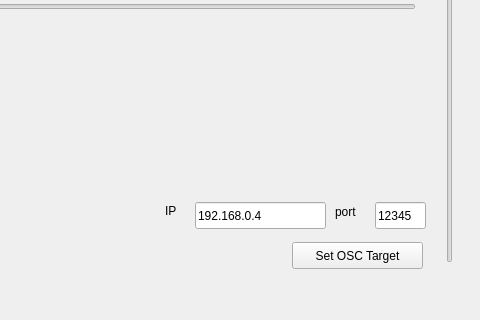
First picture: the form in KPO_GUI/kpoAppGui.ui, repository jbeuckm/kinect_pcl_osc_qt, before the edit; both pictures show x 505 to 985 and y 448 to 768 of the 985 by 768 pixel window.
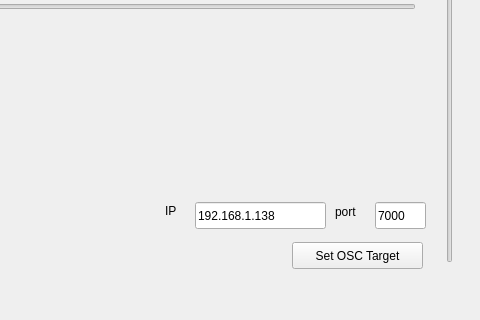
Second picture: the form after the edit. Custom widgets are drawn as their Qt base class.

Patch:
```diff
--- a/KPO_GUI/kpoAppGui.ui
+++ b/KPO_GUI/kpoAppGui.ui
@@ -146,7 +146,7 @@
      </rect>
     </property>
     <property name="text">
-     <string>192.168.0.4</string>
+     <string>192.168.1.138</string>
     </property>
    </widget>
    <widget class="QLabel" name="label_4">
@@ -185,7 +185,7 @@
      </rect>
     </property>
     <property name="text">
-     <string>12345</string>
+     <string>7000</string>
     </property>
    </widget>
    <widget class="QPushButton" name="setOscTargetButton">
```
